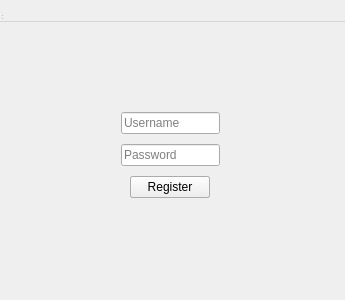
This is reglog.ui in LaggyJet/NetworkApp as Qt 5 draws it before an edit. The edited form follows.
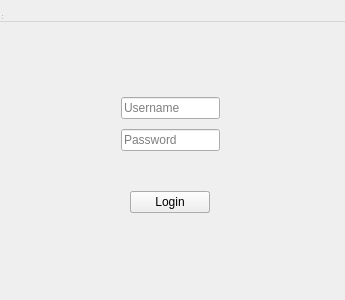
This is the edited form.

```diff
--- a/reglog.ui
+++ b/reglog.ui
@@ -185,20 +185,20 @@
             </item>
             <item>
              <layout class="QGridLayout" name="buttonLayout">
-              <item row="0" column="0">
-               <widget class="QPushButton" name="logPageButton">
-                <property name="sizePolicy">
-                 <sizepolicy hsizetype="Fixed" vsizetype="Fixed">
-                  <horstretch>0</horstretch>
-                  <verstretch>0</verstretch>
-                 </sizepolicy>
+              <item row="1" column="2">
+               <spacer name="horizontalSpacerAfterFields_2">
+                <property name="orientation">
+                 <enum>Qt::Orientation::Horizontal</enum>
                 </property>
-                <property name="text">
-                 <string>Login</string>
+                <property name="sizeHint" stdset="0">
+                 <size>
+                  <width>100</width>
+                  <height>20</height>
+                 </size>
                 </property>
-               </widget>
+               </spacer>
               </item>
-              <item row="0" column="0">
+              <item row="1" column="1">
                <widget class="QPushButton" name="regPageButton">
                 <property name="sizePolicy">
                  <sizepolicy hsizetype="Fixed" vsizetype="Fixed">
@@ -211,6 +211,60 @@
                 </property>
                </widget>
               </item>
+              <item row="1" column="1">
+               <widget class="QPushButton" name="logPageButton">
+                <property name="sizePolicy">
+                 <sizepolicy hsizetype="Fixed" vsizetype="Fixed">
+                  <horstretch>0</horstretch>
+                  <verstretch>0</verstretch>
+                 </sizepolicy>
+                </property>
+                <property name="text">
+                 <string>Login</string>
+                </property>
+               </widget>
+              </item>
+              <item row="1" column="0">
+               <spacer name="horizontalSpacerBeforeFields_2">
+                <property name="orientation">
+                 <enum>Qt::Orientation::Horizontal</enum>
+                </property>
+                <property name="sizeHint" stdset="0">
+                 <size>
+                  <width>100</width>
+                  <height>20</height>
+                 </size>
+                </property>
+               </spacer>
+              </item>
+              <item row="0" column="0" colspan="3">
+               <widget class="QLabel" name="regLogWarnings">
+                <property name="minimumSize">
+                 <size>
+                  <width>0</width>
+                  <height>20</height>
+                 </size>
+                </property>
+                <property name="maximumSize">
+                 <size>
+                  <width>16777215</width>
+                  <height>20</height>
+                 </size>
+                </property>
+                <property name="layoutDirection">
+                 <enum>Qt::LayoutDirection::LeftToRight</enum>
+                </property>
+                <property name="text">
+                 <string/>
+                </property>
+                <property name="alignment">
+                 <set>Qt::AlignmentFlag::AlignCenter</set>
+                </property>
+                <property name="wordWrap">
+                 <bool>false</bool>
+                </property>
+               </widget>
+              </item>
              </layout>
             </item>
            </layout>
```
